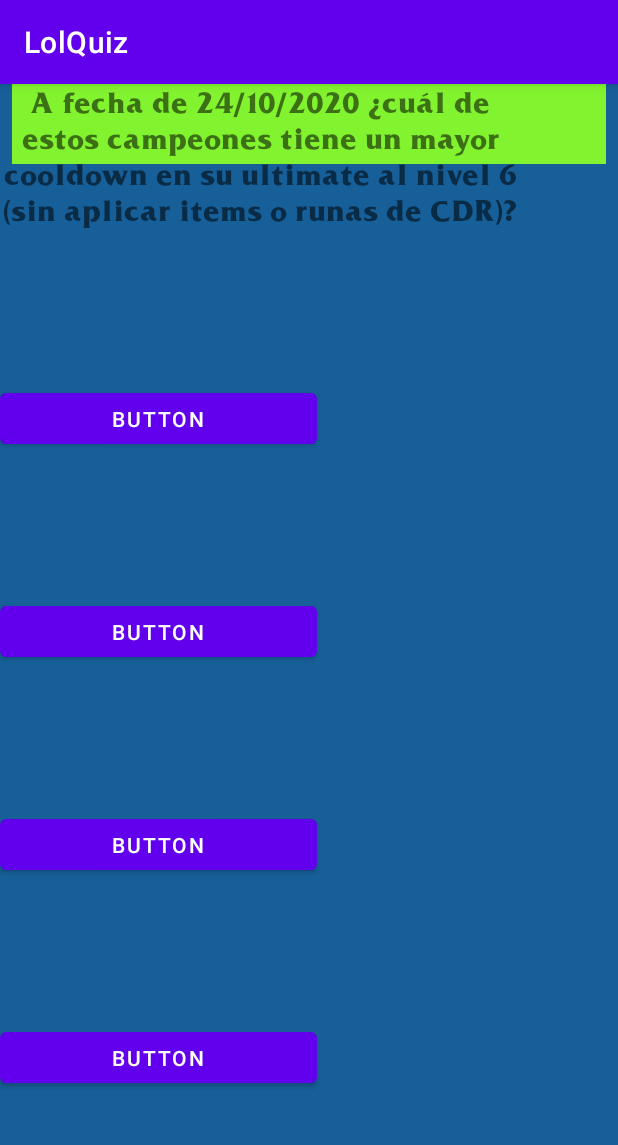
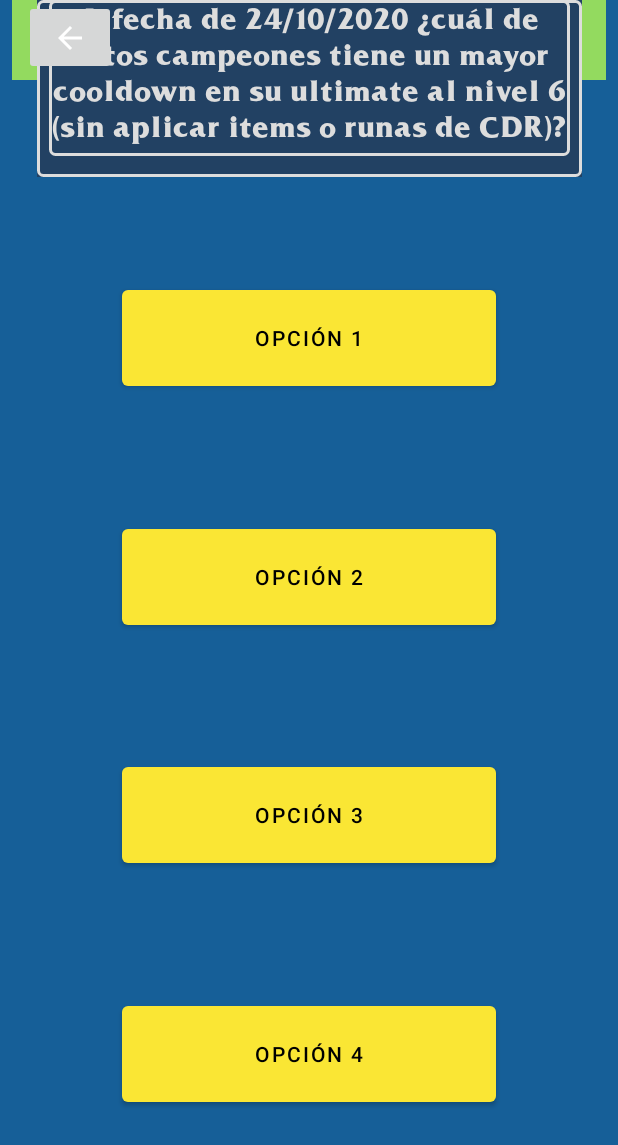
Before and after one commit to Rodron/LolQuiz, an Android app: the GameActivity screen opened directly, with no data from a screen before it, on a phone screen of 412 x 824 dp. Shown: the top 1145 px of the screen. Run offline under Robolectric (Android 15) with nearby library versions, the phone set to English and light mode, and no system bars.

Commit message:
Diseño pantalla de juego y primeras pruebas

```diff
--- a/LolQuiz/app/src/main/java/com/example/lolquiz/MainActivity.java
+++ b/LolQuiz/app/src/main/java/com/example/lolquiz/MainActivity.java
@@ -15,7 +15,7 @@
         setContentView(R.layout.activity_main);
     }
 
-    Button optionsButton =  (Button)  findViewById(R.id.optionsButton);
+    /*Button optionsButton =  (Button)  findViewById(R.id.optionsButton);
     Button newGameButton  = (Button)  findViewById(R.id.newGameButton);
     Button rankingButton = (Button)  findViewById(R.id.rankingButton);
 
@@ -39,5 +39,5 @@
         Intent intent = new Intent(this, RankingActivity.class);
         startActivity(intent);
 
-    }
+    }*/
 }
--- /dev/null
+++ b/LolQuiz/app/src/main/res/drawable/border.xml
@@ -0,0 +1,17 @@
+<?xml version="1.0" encoding="utf-8"?>
+<shape xmlns:android="http://schemas.android.com/apk/res/android"
+    android:shape="rectangle" >
+
+
+    <!-- View border color and width -->
+    <stroke
+        android:width="2dp"
+        android:color="#DDDDDD" >
+    </stroke>
+
+    <!-- The radius makes the corners rounded -->
+    <corners
+        android:radius="3dp"   >
+    </corners>
+
+</shape>
--- a/LolQuiz/app/src/main/res/layout/activity_game.xml
+++ b/LolQuiz/app/src/main/res/layout/activity_game.xml
@@ -9,58 +9,118 @@
     tools:context=".GameActivity">
 
     <View
-        android:id="@+id/view"
+        android:id="@+id/categoryBackground"
         android:layout_width="396dp"
         android:layout_height="53dp"
-        android:background="#82F32F "
+        android:background="#93DA5F"
         app:layout_constraintEnd_toEndOf="parent"
         app:layout_constraintStart_toStartOf="parent"
         tools:layout_editor_absoluteY="6dp" />
 
     <TextView
-        android:id="@+id/textView"
+        android:id="@+id/category"
+        android:layout_width="244dp"
+        android:layout_height="25dp"
+        android:fontFamily="@font/friz_quadrata_bold"
+        android:text="Category"
+        android:textAlignment="center"
+        android:textColor="#000000"
+        android:textSize="18sp"
+        app:layout_constraintEnd_toEndOf="parent"
+        app:layout_constraintHorizontal_bias="0.074"
+        app:layout_constraintStart_toEndOf="@+id/back"
+        tools:layout_editor_absoluteY="16dp" />
+
+    <View
+        android:id="@+id/questionBackground"
+        android:layout_width="363dp"
+        android:layout_height="118dp"
+        android:background="#224163"
+        app:backgroundTint="#EAE634"
+        app:layout_constraintEnd_toEndOf="parent"
+        app:layout_constraintStart_toStartOf="parent"
+        tools:layout_editor_absoluteY="106dp" />
+
+    <View
+        android:id="@+id/questionBackgroundBorder"
+        android:layout_width="363dp"
+        android:layout_height="118dp"
+        android:background="@drawable/border"
+        app:backgroundTint="#EAE634"
+        app:layout_constraintEnd_toEndOf="parent"
+        app:layout_constraintStart_toStartOf="parent"
+        tools:layout_editor_absoluteY="106dp" />
+
+    <TextView
+        android:id="@+id/question"
         android:layout_width="347dp"
         android:layout_height="104dp"
         android:fontFamily="@font/friz_quadrata_bold"
         android:text="A fecha de 24/10/2020 ¿cuál de estos campeones tiene un mayor cooldown en su ultimate al nivel 6 (sin aplicar items o runas de CDR)?"
         android:textAlignment="center"
+        android:textColor="#DDDDDD"
+        android:textColorLink="#000000"
         android:textSize="18sp"
-        tools:layout_editor_absoluteX="31dp"
+        android:background="@drawable/border"
+        app:layout_constraintEnd_toEndOf="parent"
+        app:layout_constraintStart_toStartOf="parent"
         tools:layout_editor_absoluteY="113dp" />
 
     <Button
-        android:id="@+id/button2"
-        android:layout_width="211dp"
-        android:layout_height="46dp"
-        android:text="Button"
-        app:layout_constraintBottom_toTopOf="@+id/button3"
-        app:layout_constraintTop_toBottomOf="@+id/button5"
-        tools:layout_editor_absoluteX="100dp" />
+        android:id="@+id/option1"
+        android:layout_width="249dp"
+        android:layout_height="76dp"
+        android:text="Opción 1"
+        android:textColor="#000000"
+        app:backgroundTint="#FAE634"
+        app:layout_constraintBottom_toTopOf="@+id/option2"
+        app:layout_constraintEnd_toEndOf="parent"
+        app:layout_constraintStart_toStartOf="parent"
+        app:layout_constraintTop_toBottomOf="@+id/question" />
 
     <Button
-        android:id="@+id/button3"
-        android:layout_width="211dp"
-        android:layout_height="46dp"
-        android:text="Button"
-        app:layout_constraintBottom_toTopOf="@+id/button4"
-        app:layout_constraintTop_toBottomOf="@+id/button2"
-        tools:layout_editor_absoluteX="100dp" />
+        android:id="@+id/option2"
+        android:layout_width="249dp"
+        android:layout_height="76dp"
+        android:text="Opción 2"
+        android:textColor="#000000"
+        app:backgroundTint="#FAE634"
+        app:layout_constraintBottom_toTopOf="@+id/option3"
+        app:layout_constraintEnd_toEndOf="parent"
+        app:layout_constraintStart_toStartOf="parent"
+        app:layout_constraintTop_toBottomOf="@+id/option1" />
 
     <Button
-        android:id="@+id/button4"
-        android:layout_width="211dp"
-        android:layout_height="46dp"
-        android:text="Button"
-        app:layout_constraintBottom_toBottomOf="parent"
-        app:layout_constraintTop_toBottomOf="@+id/button3"
-        tools:layout_editor_absoluteX="100dp" />
+        android:id="@+id/option3"
+        android:layout_width="249dp"
+        android:layout_height="76dp"
+        android:text="Opción 3"
+        android:textColor="#000000"
+        app:backgroundTint="#FAE634"
+        app:layout_constraintBottom_toTopOf="@+id/option4"
+        app:layout_constraintEnd_toEndOf="parent"
+        app:layout_constraintStart_toStartOf="parent"
+        app:layout_constraintTop_toBottomOf="@+id/option2" />
 
     <Button
-        android:id="@+id/button5"
-        android:layout_width="211dp"
-        android:layout_height="46dp"
-        android:text="Button"
-        app:layout_constraintBottom_toTopOf="@+id/button2"
-        app:layout_constraintTop_toBottomOf="@+id/textView"
-        tools:layout_editor_absoluteX="100dp" />
+        android:id="@+id/option4"
+        android:layout_width="249dp"
+        android:layout_height="76dp"
+        android:text="Opción 4"
+        android:textColor="#000000"
+        app:backgroundTint="#FAE634"
+        app:layout_constraintBottom_toBottomOf="parent"
+        app:layout_constraintEnd_toEndOf="parent"
+        app:layout_constraintStart_toStartOf="parent"
+        app:layout_constraintTop_toBottomOf="@+id/option3" />
+
+    <ImageButton
+        android:id="@+id/back"
+        android:layout_width="61dp"
+        android:layout_height="50dp"
+        android:layout_marginStart="8dp"
+        app:layout_constraintStart_toStartOf="@+id/categoryBackground"
+        app:srcCompat="@drawable/abc_vector_test"
+        tools:layout_editor_absoluteY="9dp" />
+
 </androidx.constraintlayout.widget.ConstraintLayout>
--- a/LolQuiz/app/src/main/res/layout/activity_main.xml
+++ b/LolQuiz/app/src/main/res/layout/activity_main.xml
@@ -6,6 +6,57 @@
     android:layout_height="match_parent"
     android:background="#165F98"
     tools:context=".MainActivity">
+
+    <View
+        android:id="@+id/logoBackground"
+        android:layout_width="237dp"
+        android:layout_height="170dp"
+        android:background="#224163"
+        app:backgroundTint="#EAE634"
+        app:layout_constraintEnd_toEndOf="parent"
+        app:layout_constraintStart_toStartOf="parent"
+        tools:layout_editor_absoluteY="28dp" />
+
+    <TextView
+        android:id="@+id/logo"
+        android:layout_width="219dp"
+        android:layout_height="162dp"
+        android:fontFamily="@font/friz_quadrata_bold"
+        android:text="LOL QUIZ"
+        android:textAlignment="center"
+        android:textAppearance="@style/TextAppearance.AppCompat.Large"
+        android:textColor="#ECBA25"
+        android:textSize="60sp"
+        app:layout_constraintEnd_toEndOf="parent"
+        app:layout_constraintStart_toStartOf="parent"
+        tools:layout_editor_absoluteY="28dp" />
+
+    <Button
+        android:id="@+id/newGameButton"
+        android:layout_width="281dp"
+        android:layout_height="71dp"
+        android:onClick="onClickNewGameButton"
+        android:text="Nuevo Juego"
+        android:textColor="#000000"
+        app:backgroundTint="#FAE634"
+        app:backgroundTintMode="add"
+        app:layout_constraintBottom_toTopOf="@+id/optionsButton"
+        app:layout_constraintEnd_toEndOf="parent"
+        app:layout_constraintStart_toStartOf="parent"
+        app:layout_constraintTop_toBottomOf="@+id/rankingButton" />
+
+    <Button
+        android:id="@+id/rankingButton"
+        android:layout_width="281dp"
+        android:layout_height="71dp"
+        android:onClick="onClickRankingButton"
+        android:text="Ranking"
+        android:textColor="#000000"
+        app:backgroundTint="#FAE634"
+        app:backgroundTintMode="add"
+        app:layout_constraintEnd_toEndOf="parent"
+        app:layout_constraintStart_toStartOf="parent"
+        tools:layout_editor_absoluteY="220dp" />
 
     <Button
         android:id="@+id/optionsButton"
@@ -21,45 +72,4 @@
         app:layout_constraintTop_toBottomOf="@+id/rankingButton"
         android:onClick="onClickOptionsActivity" />
 
-    <Button
-        android:id="@+id/rankingButton"
-        android:layout_width="281dp"
-        android:layout_height="71dp"
-        android:text="Ranking"
-        android:textColor="#000000"
-        app:backgroundTint="#FAE634"
-        app:backgroundTintMode="add"
-        app:layout_constraintEnd_toEndOf="parent"
-        app:layout_constraintStart_toStartOf="parent"
-        tools:layout_editor_absoluteY="220dp"
-        android:onClick="onClickRankingButton"/>
-
-    <Button
-        android:id="@+id/newGameButton"
-        android:layout_width="281dp"
-        android:layout_height="71dp"
-        android:text="Nuevo Juego"
-        android:textColor="#000000"
-        app:backgroundTint="#FAE634"
-        app:backgroundTintMode="add"
-        app:layout_constraintBottom_toTopOf="@+id/optionsButton"
-        app:layout_constraintEnd_toEndOf="parent"
-        app:layout_constraintStart_toStartOf="parent"
-        app:layout_constraintTop_toBottomOf="@+id/rankingButton"
-        android:onClick="onClickNewGameButton"/>
-
-    <TextView
-        android:id="@+id/textView2"
-        android:layout_width="219dp"
-        android:layout_height="162dp"
-        android:fontFamily="@font/friz_quadrata_bold"
-        android:text="LOL QUIZ"
-        android:textAlignment="center"
-        android:textAppearance="@style/TextAppearance.AppCompat.Large"
-        android:textColor="#ECBA25"
-        android:textSize="60sp"
-        app:layout_constraintEnd_toEndOf="parent"
-        app:layout_constraintStart_toStartOf="parent"
-        tools:layout_editor_absoluteY="28dp" />
-
 </androidx.constraintlayout.widget.ConstraintLayout>
--- a/LolQuiz/app/src/main/res/values-night/themes.xml
+++ b/LolQuiz/app/src/main/res/values-night/themes.xml
@@ -1,6 +1,6 @@
 <resources xmlns:tools="http://schemas.android.com/tools">
     <!-- Base application theme. -->
-    <style name="Theme.LolQuiz" parent="Theme.MaterialComponents.DayNight.DarkActionBar">
+    <style name="Theme.LolQuiz" parent="Theme.MaterialComponents.DayNight.NoActionBar">
         <!-- Primary brand color. -->
         <item name="colorPrimary">@color/purple_200</item>
         <item name="colorPrimaryVariant">@color/purple_700</item>
--- a/LolQuiz/app/src/main/res/values/themes.xml
+++ b/LolQuiz/app/src/main/res/values/themes.xml
@@ -1,6 +1,6 @@
 <resources xmlns:tools="http://schemas.android.com/tools">
     <!-- Base application theme. -->
-    <style name="Theme.LolQuiz" parent="Theme.MaterialComponents.DayNight.DarkActionBar">
+    <style name="Theme.LolQuiz" parent="Theme.MaterialComponents.DayNight.NoActionBar">
         <!-- Primary brand color. -->
         <item name="colorPrimary">@color/purple_500</item>
         <item name="colorPrimaryVariant">@color/purple_700</item>
```
Also changed, not shown: 1 other file.
